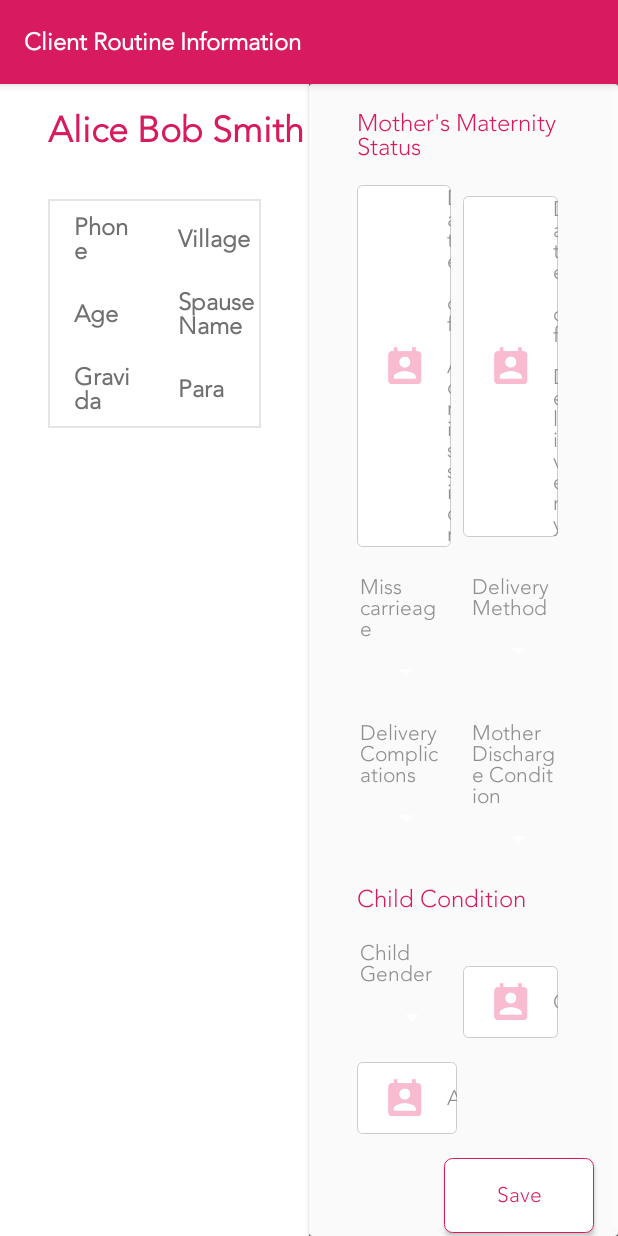
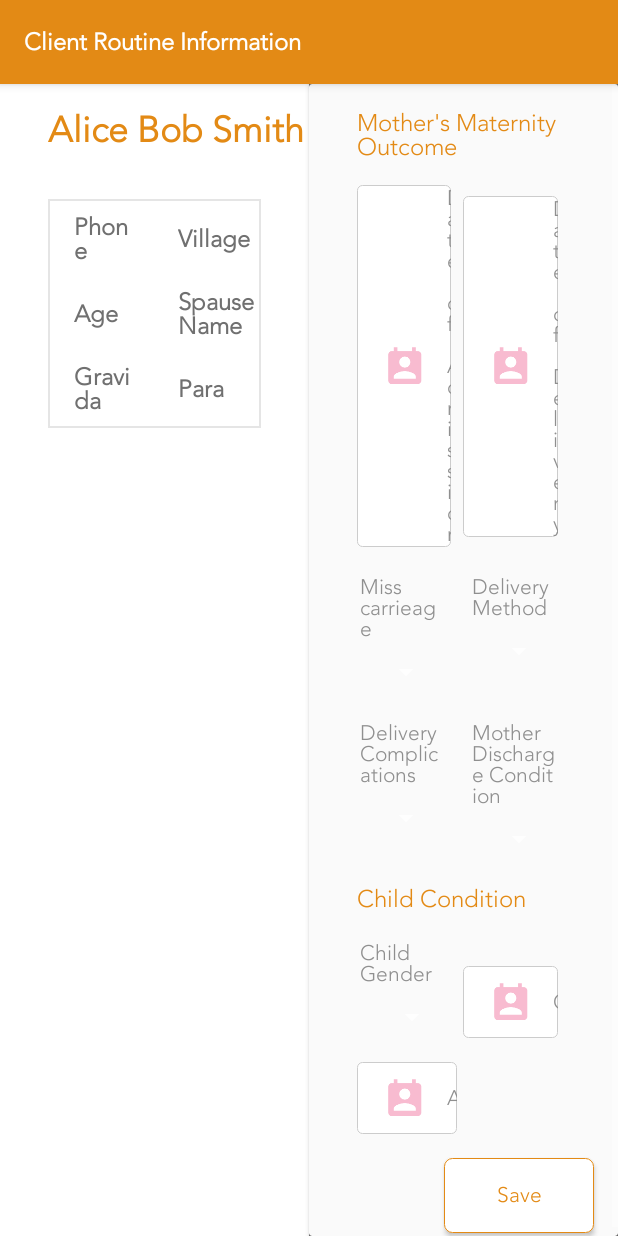
Before and after one commit to SoftmedTanzania/UNFPA_UzaziSalama_Facility, an Android app: the PncClientDetailActivity screen opened directly, with no data from a screen before it, on a phone screen of 412 x 824 dp. Run offline under Robolectric (Android 15) with nearby library versions, the phone set to English and light mode, and no system bars; our stand-ins replace Room's generated code; libraries missing offline, so code that uses them is left out: com.jaredrummler.materialspinner, com.wdullaer.materialdatetimepicker; plain views replace MaterialSpinner; 15 statements that could not run were skipped.

Commit message:
Mother matenity status => mother matenity outcome

```diff
--- a/app/src/main/java/apps/uzazisalama/com/anc/adapters/ReferralListAdapter.java
+++ b/app/src/main/java/apps/uzazisalama/com/anc/adapters/ReferralListAdapter.java
@@ -43,7 +43,7 @@ public class ReferralListAdapter extends RecyclerView.Adapter <RecyclerView.View
     @Override
     public void onBindViewHolder(@NonNull RecyclerView.ViewHolder viewHolder, int position) {
 
-        //Referral referral = getItem(position);
+        Referral referral = getItem(position);
 
         ListViewItemViewHolder holder = (ListViewItemViewHolder) viewHolder;
 
@@ -60,7 +60,7 @@ public class ReferralListAdapter extends RecyclerView.Adapter <RecyclerView.View
 
     @Override
     public int getItemCount() {
-        return 4;
+        return items.size();
     }
 
     private Referral getItem(int position){
--- a/app/src/main/java/apps/uzazisalama/com/anc/fragments/ReferralListFragment.java
+++ b/app/src/main/java/apps/uzazisalama/com/anc/fragments/ReferralListFragment.java
@@ -77,6 +77,7 @@ public class ReferralListFragment extends Fragment {
             referralViewModel.getChwReferrals().observe(this, new Observer<List<Referral>>() {
                 @Override
                 public void onChanged(@Nullable List<Referral> referrals) {
+                    newCount.setText("New : "+referrals.size());
                     adapter = new ReferralListAdapter(ReferralListFragment.this.getContext(), referrals);
                     referralsRecycler.setAdapter(adapter);
                 }
@@ -86,6 +87,7 @@ public class ReferralListFragment extends Fragment {
             referralViewModel.getHealthFacilityReferrals().observe(this, new Observer<List<Referral>>() {
                 @Override
                 public void onChanged(@Nullable List<Referral> referrals) {
+                    newCount.setText("New : "+referrals.size());
                     adapter = new ReferralListAdapter(ReferralListFragment.this.getContext(), referrals);
                     referralsRecycler.setAdapter(adapter);
                 }
--- a/app/src/main/res/layout/activity_pnc_details.xml
+++ b/app/src/main/res/layout/activity_pnc_details.xml
@@ -344,7 +344,7 @@
                         android:textSize="16sp"
                         android:fontFamily="@font/avenir_light"
                         android:textColor="@color/colorPrimary"
-                        android:text="Mother's Maternity Status"/>
+                        android:text="Mother's Maternity Outcome"/>
 
                     <LinearLayout
                         android:layout_width="match_parent"
--- a/app/src/main/res/values/colors.xml
+++ b/app/src/main/res/values/colors.xml
@@ -1,7 +1,12 @@
 <?xml version="1.0" encoding="utf-8"?>
 <resources>
-    <color name="colorPrimary">#d81b60</color> <!-- Green 500 -->
-    <color name="colorPrimaryDark">#880e4f</color> <!-- Green 800 -->
+
+    <!--<color name="colorPrimary">#d81b60</color> &lt;!&ndash; Green 500 &ndash;&gt;-->
+    <!--<color name="colorPrimaryDark">#880e4f</color> &lt;!&ndash; Green 800 &ndash;&gt;-->
+    <!--<color name="colorAccent">#FF4081</color>-->
+
+    <color name="colorPrimary">#e38a15</color> <!-- Green 500 -->
+    <color name="colorPrimaryDark">#ab650a</color> <!-- Green 800 -->
     <color name="colorAccent">#FF4081</color>
 
     <array name="progress_colors">
```
Also changed, not shown: 6 other files.
